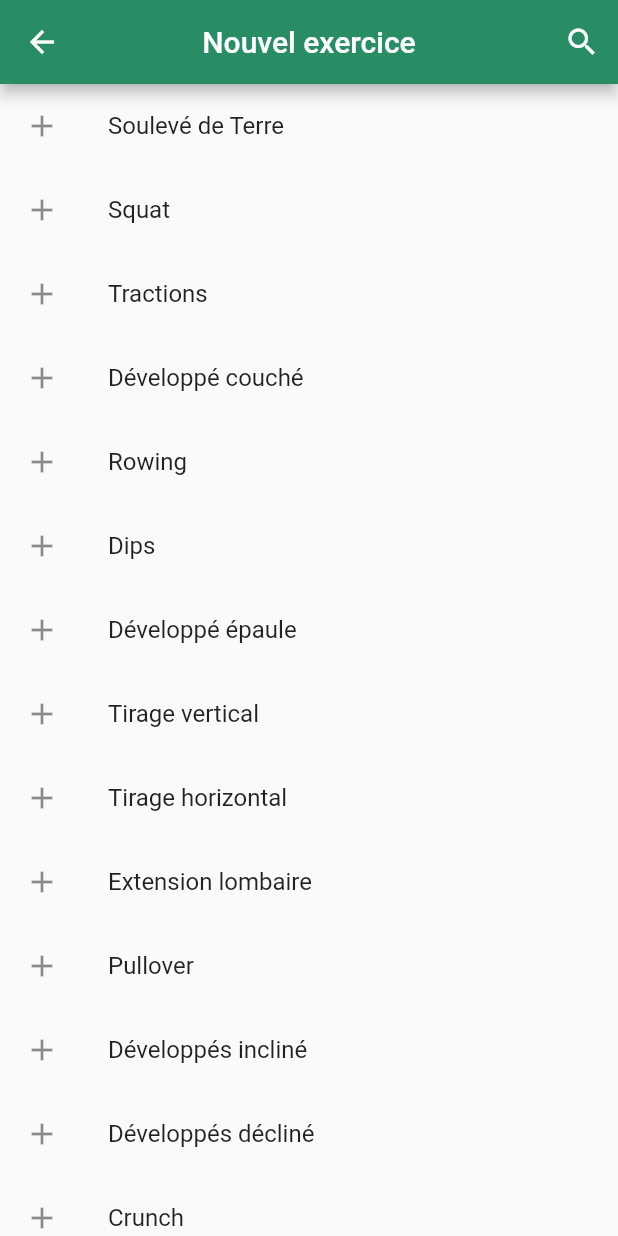
After one commit to MaximeDubost/Strongr, a Flutter app: the AddExercisePage screen opened directly, on a phone screen of 412 x 824 dp. The commit adds this screen. Run offline on Flutter 3.47's test engine with Material 2 defaults, Android fonts, the phone set to English and light mode, and no system bars.

Commit message:
Pages d'ajout et de configuration d'exercice à une séance
(+) Page "Nouvel exercice"
(+) Page "Configuration de l'exercice"

```diff
--- /dev/null
+++ b/Frontend/lib/pages/add_exercise_page.dart
@@ -0,0 +1,142 @@
+import 'package:flutter/cupertino.dart';
+import 'package:flutter/material.dart';
+
+import '../main.dart';
+import 'set_exercise_page.dart';
+
+class AddExercisePage extends StatefulWidget {
+  @override
+  State createState() => AddExercisePageState();
+}
+
+class AddExercisePageState extends State<AddExercisePage> {
+  bool _isEmptyList = false;
+  bool _isSearching = false;
+  List<String> _exercisesList = [
+    "Soulevé de Terre",
+    "Squat",
+    "Tractions",
+    "Développé couché",
+    "Rowing",
+    "Dips",
+    "Développé épaule",
+    "Tirage vertical",
+    "Tirage horizontal",
+    "Extension lombaire",
+    "Pullover",
+    "Développés incliné",
+    "Développés décliné",
+    "Crunch",
+    "Gainage",
+    "Élévation latérale",
+    "Élévation frontale",
+    "Leg extension",
+    "Hack squat",
+    "Presse à cuisse",
+    "Curls à la barre",
+    "Pompes",
+  ];
+
+  @override
+  void initState() {
+    super.initState();
+  }
+
+  @override
+  Widget build(BuildContext context) {
+
+    return Scaffold(
+      //key: globalKey,
+      appBar: AppBar(
+          centerTitle: true,
+          leading: IconButton(
+            icon: Icon(Icons.arrow_back),
+            color: Colors.white,
+            onPressed: _isSearching
+                ? () => setState(() {
+                      _isSearching = false;
+                    })
+                : () => Navigator.of(context).pop(),
+          ),
+          title: _isSearching
+              ? TextField(
+                  autofocus: true,
+                  cursorColor: DarkColor,
+                  decoration: InputDecoration(
+                    border: InputBorder.none,
+                    hintText: "Rechercher un exercice...",
+                    hintStyle: TextStyle(
+                        fontSize: 18,
+                        fontFamily: 'Calibri',
+                        color: Colors.white70),
+                  ),
+                  style: TextStyle(
+                    color: Colors.white,
+                    fontSize: 18
+                  ),
+                )
+              : Text("Nouvel exercice"),
+          actions: <Widget>[
+            IconButton(
+                icon: Icon(Icons.search),
+                color: Colors.white,
+                onPressed: () {
+                  setState(() {
+                    _isSearching = true;
+                  });
+                }),
+          ],
+          backgroundColor: PrimaryColor,
+        ),
+      body: Container(
+        //color: Colors.green,
+        child: Stack(
+          children: <Widget>[
+            Center(
+              child: Visibility(
+                visible: _isEmptyList,
+                child: Text(
+                  "Aucun exercice trouvé.",
+                  textAlign: TextAlign.center,
+                  style: TextStyle(
+                      fontSize: 18, fontFamily: 'Calibri', color: Colors.grey),
+                ),
+              ),
+            ),
+            Container(
+              //color: Colors.transparent,
+              child: Form(
+                child: Column(
+                  children: <Widget>[
+                    Visibility(
+                      visible: !_isEmptyList,
+                      child: Expanded(
+                        child: Container(
+                          //color: Colors.indigo,
+                          child: ListView(
+                            children: <Widget>[
+                              for (final item in _exercisesList)
+                                ListTile(
+                                  key: ValueKey(item),
+                                  leading: Icon(Icons.add),
+                                  title: Text(item),
+                                  onTap: () => Navigator.of(context).push(
+                                      CupertinoPageRoute(
+                                          builder: (BuildContext context) =>
+                                              SetExercisePage(item))),
+                                ),
+                            ],
+                          ),
+                        ),
+                      ),
+                    ),
+                  ],
+                ),
+              ),
+            ),
+          ],
+        ),
+      ),
+    );
+  }
+}
```
Also changed, not shown: Frontend/lib/pages/add_program_page.dart (+5 -3 lines), Frontend/lib/pages/add_session_page.dart (+13 -11 lines), Frontend/lib/pages/set_exercise_page.dart (added, +153 -0 lines), Frontend/lib/utils/data.json (added, +271 -0 lines).
